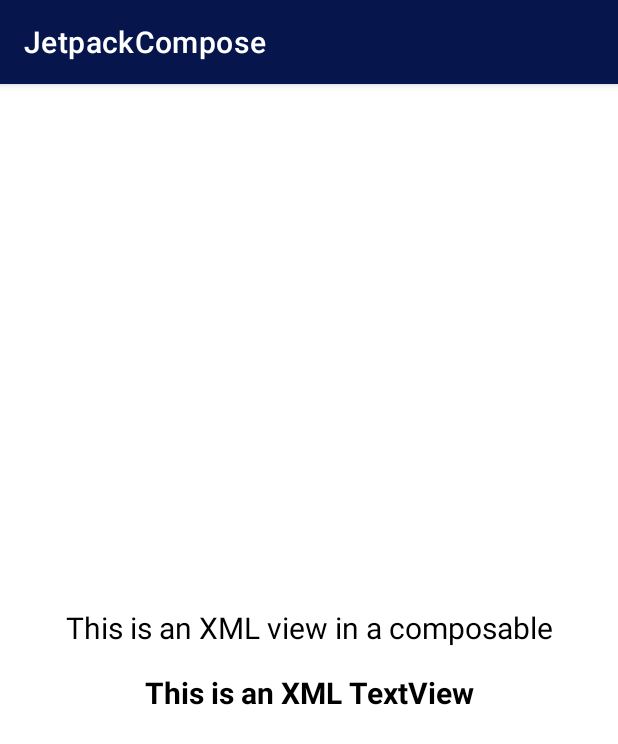
After one commit to SargisKhlopuzyan/JetpackCompose, an Android app built with Jetpack Compose: the MigrateXMLComposeActivity screen opened directly, with no data from a screen before it, on a phone screen of 412 x 824 dp. The commit adds this screen. Shown: the top 744 px of the screen. Run offline under Robolectric (Android 15) with nearby library versions, the phone set to English and light mode, and no system bars; our stand-ins replace data binding; Roboto replaces fonts that are not available here.

Commit message:
Part 24 - How to Migrate XML ↔ Compose

```diff
--- a/app/build.gradle
+++ b/app/build.gradle
@@ -26,19 +26,30 @@ android {
             proguardFiles getDefaultProguardFile('proguard-android-optimize.txt'), 'proguard-rules.pro'
         }
     }
+
+    buildFeatures {
+        viewBinding true
+        compose true
+    }
+
+    dataBinding {
+        enabled = true
+    }
+
     compileOptions {
         sourceCompatibility JavaVersion.VERSION_1_8
         targetCompatibility JavaVersion.VERSION_1_8
     }
+
     kotlinOptions {
         jvmTarget = '1.8'
     }
-    buildFeatures {
-        compose true
-    }
+
     composeOptions {
         kotlinCompilerExtensionVersion '1.1.1'
+//        kotlinCompilerVersion '1.5.10'
     }
+
     packagingOptions {
         resources {
             excludes += '/META-INF/{AL2.0,LGPL2.1}'
@@ -53,6 +64,7 @@ dependencies {
     implementation 'com.google.android.material:material:1.3.0'
     implementation 'androidx.lifecycle:lifecycle-runtime-ktx:2.3.1'
     implementation 'androidx.activity:activity-compose:1.3.1'
+
     implementation "androidx.compose.ui:ui:$compose_ui_version"
     implementation "androidx.compose.ui:ui-tooling-preview:$compose_ui_version"
     implementation 'androidx.compose.material:material:1.1.1'
--- a/app/src/main/AndroidManifest.xml
+++ b/app/src/main/AndroidManifest.xml
@@ -15,6 +15,13 @@
         android:supportsRtl="true"
         android:theme="@style/MeditationUIYouTubeTheme"
         tools:targetApi="31">
+        <activity
+            android:name=".part_24_migrate_xml_compose.MigrateXMLComposeActivity"
+            android:exported="false">
+            <meta-data
+                android:name="android.app.lib_name"
+                android:value="" />
+        </activity>
         <activity
             android:name=".part_23_do_proper_permission_handling.DoProperPermissionHandlingActivity"
             android:exported="false">
--- a/app/src/main/java/com/example/jetpackcompose/MainActivity.kt
+++ b/app/src/main/java/com/example/jetpackcompose/MainActivity.kt
@@ -33,6 +33,7 @@ import com.example.jetpackcompose.part_20_bottom_navigation_with_badges.BottomNa
 import com.example.jetpackcompose.part_21_multi_layer_parallax_scroll_effect.MultiLayerParallaxScrollEffectActivity
 import com.example.jetpackcompose.part_22_multi_select_lazy_column.MultiSelectLazyColumnActivity
 import com.example.jetpackcompose.part_23_do_proper_permission_handling.DoProperPermissionHandlingActivity
+import com.example.jetpackcompose.part_24_migrate_xml_compose.MigrateXMLComposeActivity
 import com.example.jetpackcompose.ui.theme.ButtonBlue
 import com.example.jetpackcompose.ui.theme.DeepBlue
 import com.example.jetpackcompose.ui.theme.MeditationUIYouTubeTheme
@@ -57,6 +58,7 @@ class MainActivity : ComponentActivity() {
             "Multi Layer Parallax Scroll Effect",
             "Multi Select LazyColumn",
             "Do Proper Permission Handling",
+            "Migrate XML Compose",
         )
 
         setContent {
@@ -138,6 +140,12 @@ class MainActivity : ComponentActivity() {
                                                 DoProperPermissionHandlingActivity::class.java
                                             )
                                         )
+                                        10 -> startActivity(
+                                            Intent(
+                                                this@MainActivity,
+                                                MigrateXMLComposeActivity::class.java
+                                            )
+                                        )
                                     }
                                 }
                                 .padding(7.5.dp),
--- /dev/null
+++ b/app/src/main/java/com/example/jetpackcompose/part_24_migrate_xml_compose/MigrateXMLComposeActivity.kt
@@ -0,0 +1,25 @@
+package com.example.jetpackcompose.part_24_migrate_xml_compose
+
+import android.os.Bundle
+import androidx.activity.ComponentActivity
+import androidx.activity.compose.setContent
+import androidx.appcompat.app.AppCompatActivity
+import com.example.jetpackcompose.databinding.ActivityMigrateXmlComposeBinding
+import com.example.jetpackcompose.ui.theme.MigrateXMLComposeTheme
+
+class MigrateXMLComposeActivity : AppCompatActivity() {
+
+    private lateinit var binding: ActivityMigrateXmlComposeBinding
+
+    override fun onCreate(savedInstanceState: Bundle?) {
+        super.onCreate(savedInstanceState)
+
+        binding = ActivityMigrateXmlComposeBinding.inflate(layoutInflater)
+        setContentView(binding.root)
+//        setContent {
+//            MigrateXMLComposeTheme {
+//
+//            }
+//        }
+    }
+}
--- /dev/null
+++ b/app/src/main/java/com/example/jetpackcompose/part_24_migrate_xml_compose/MyFragment.kt
@@ -0,0 +1,63 @@
+package com.example.jetpackcompose.part_24_migrate_xml_compose
+
+import android.graphics.Color
+import android.os.Bundle
+import android.view.Gravity
+import android.view.LayoutInflater
+import android.view.View
+import android.view.ViewGroup
+import android.widget.TextView
+import androidx.compose.ui.platform.ViewCompositionStrategy
+import androidx.compose.ui.viewinterop.AndroidView
+import androidx.fragment.app.Fragment
+import com.example.jetpackcompose.R
+import com.example.jetpackcompose.databinding.FragmentMyBinding
+
+
+/**
+ * A simple [Fragment] subclass.
+ * Use the [MyFragment.newInstance] factory method to
+ * create an instance of this fragment.
+ */
+class MyFragment : Fragment(R.layout.fragment_my) {
+
+    private var _binding: FragmentMyBinding? = null
+    private val binding: FragmentMyBinding
+        get() = _binding!!
+
+    override fun onCreateView(
+        inflater: LayoutInflater, container: ViewGroup?,
+        savedInstanceState: Bundle?
+    ): View {
+        _binding = FragmentMyBinding.inflate(inflater, container, false)
+        binding.composeView.apply {
+            setViewCompositionStrategy(ViewCompositionStrategy.DisposeOnViewTreeLifecycleDestroyed)
+            setContent {
+                AndroidView(
+                    factory = {
+                        TextView(it)
+                    }
+                ) { textView ->
+                    textView.apply {
+                        text = "This is an XML view in a composable"
+                        setTextColor(Color.BLACK)
+                        textSize = 20f
+                        gravity = Gravity.CENTER
+                    }
+
+                }
+            }
+        }
+        return binding.root
+    }
+
+    override fun onDestroyView() {
+        super.onDestroyView()
+        _binding = null
+    }
+
+    companion object {
+        @JvmStatic
+        fun newInstance() = MyFragment()
+    }
+}
--- a/app/src/main/java/com/example/jetpackcompose/ui/theme/Theme.kt
+++ b/app/src/main/java/com/example/jetpackcompose/ui/theme/Theme.kt
@@ -121,3 +121,22 @@ fun PermissionHandlingTheme(
         content = content
     )
 }
+
+@Composable
+fun MigrateXMLComposeTheme(
+    darkTheme: Boolean = isSystemInDarkTheme(),
+    content: @Composable () -> Unit
+) {
+    val colors = if (darkTheme) {
+        DarkColorPalette
+    } else {
+        LightColorPalette
+    }
+
+    MaterialTheme(
+        colors = colors,
+        typography = Typography,
+        shapes = Shapes,
+        content = content
+    )
+}
--- /dev/null
+++ b/app/src/main/res/layout/activity_migrate_xml_compose.xml
@@ -0,0 +1,19 @@
+<?xml version="1.0" encoding="utf-8"?>
+<androidx.constraintlayout.widget.ConstraintLayout xmlns:android="http://schemas.android.com/apk/res/android"
+    xmlns:app="http://schemas.android.com/apk/res-auto"
+    xmlns:tools="http://schemas.android.com/tools"
+    android:layout_width="match_parent"
+    android:layout_height="match_parent"
+    tools:context=".part_24_migrate_xml_compose.MigrateXMLComposeActivity">
+
+    <androidx.fragment.app.FragmentContainerView
+        android:id="@+id/fragmentContainer"
+        android:name="com.example.jetpackcompose.part_24_migrate_xml_compose.MyFragment"
+        android:layout_width="match_parent"
+        android:layout_height="match_parent"
+        app:layout_constraintBottom_toBottomOf="parent"
+        app:layout_constraintLeft_toLeftOf="parent"
+        app:layout_constraintRight_toRightOf="parent"
+        app:layout_constraintTop_toTopOf="parent" />
+
+</androidx.constraintlayout.widget.ConstraintLayout>
--- /dev/null
+++ b/app/src/main/res/layout/fragment_my.xml
@@ -0,0 +1,40 @@
+<?xml version="1.0" encoding="utf-8"?>
+<layout xmlns:android="http://schemas.android.com/apk/res/android"
+    xmlns:app="http://schemas.android.com/apk/res-auto"
+    xmlns:tools="http://schemas.android.com/tools">
+
+    <androidx.constraintlayout.widget.ConstraintLayout
+        android:layout_width="match_parent"
+        android:layout_height="match_parent"
+        tools:context=".part_24_migrate_xml_compose.MigrateXMLComposeActivity">
+
+        <androidx.compose.ui.platform.ComposeView
+            android:id="@+id/composeView"
+            android:layout_width="wrap_content"
+            android:layout_height="wrap_content"
+            app:layout_constraintBottom_toTopOf="@+id/tvXML"
+            app:layout_constraintEnd_toEndOf="parent"
+            app:layout_constraintHorizontal_bias="0.5"
+            app:layout_constraintStart_toStartOf="parent"
+            app:layout_constraintTop_toTopOf="parent"
+            app:layout_constraintVertical_chainStyle="packed" />
+
+        <TextView
+            android:id="@+id/tvXML"
+            android:layout_width="wrap_content"
+            android:layout_height="wrap_content"
+            android:layout_marginTop="16dp"
+            android:gravity="center"
+            android:text="This is an XML TextView"
+            android:textColor="@color/black"
+            android:textSize="20sp"
+            android:textStyle="bold"
+            app:layout_constraintBottom_toBottomOf="parent"
+            app:layout_constraintEnd_toEndOf="parent"
+            app:layout_constraintHorizontal_bias="0.5"
+            app:layout_constraintStart_toStartOf="parent"
+            app:layout_constraintTop_toBottomOf="@+id/composeView" />
+
+    </androidx.constraintlayout.widget.ConstraintLayout>
+
+</layout>
--- a/app/src/main/res/values/strings.xml
+++ b/app/src/main/res/values/strings.xml
@@ -1,3 +1,5 @@
 <resources>
     <string name="app_name">JetpackCompose</string>
+    <!-- TODO: Remove or change this placeholder text -->
+    <string name="hello_blank_fragment">Hello blank fragment</string>
 </resources>
```
